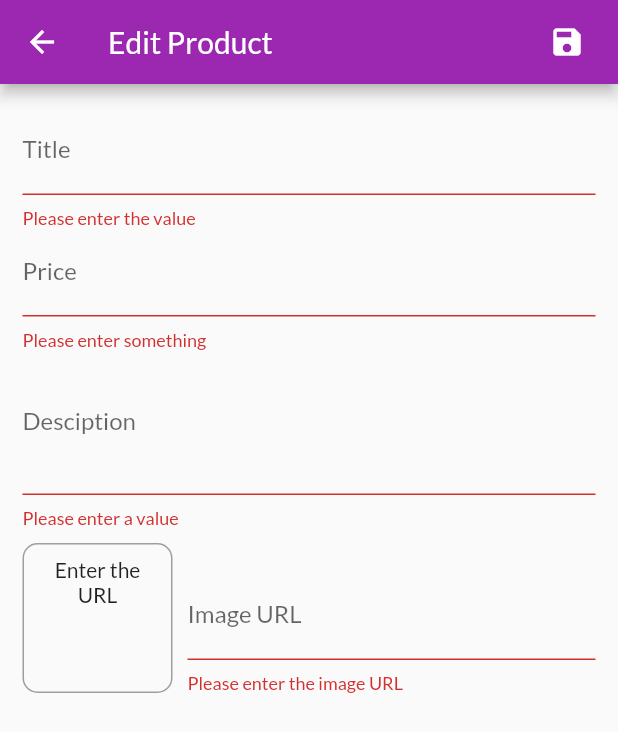
After one commit to narenymca/shopping_provider, a Flutter app: the EditProductScreen screen opened by its route, after a tap on the "save" icon, on a phone screen of 412 x 824 dp. The commit adds this screen. Shown: the top 732 px of the screen. Run offline on Flutter 3.47's test engine with Material 2 defaults, Android fonts, the phone set to English and light mode, and no system bars; network calls fail.

Commit message:
validation complete

```diff
--- a/lib/main.dart
+++ b/lib/main.dart
@@ -3,10 +3,12 @@ import 'package:shopping/provider/cart.dart';
 import 'package:shopping/provider/orders.dart';
 import 'package:shopping/provider/products_provider.dart';
 import 'package:shopping/screens/cart_screen.dart';
+import 'package:shopping/screens/edit_product_screen.dart';
 import 'package:shopping/screens/orders_screen.dart';
 import 'package:shopping/screens/product_detail_screen.dart';
 import 'package:shopping/screens/product_overview_screen.dart';
 import 'package:provider/provider.dart';
+import 'package:shopping/screens/user_production_screen.dart';
 
 void main() {
   runApp(MyApp());
@@ -39,7 +41,9 @@ class MyApp extends StatelessWidget {
         routes: {
           ProductDetailScreen.routeName: (context) => ProductDetailScreen(),
           CartScreen.routeName: (context) => CartScreen(),
-          OrdersScreen.routeName:(context) => OrdersScreen(),
+          OrdersScreen.routeName: (context) => OrdersScreen(),
+          UserProductScreen.routeName: (context) => UserProductScreen(),
+          EditProductScreen.routeName:(context) => EditProductScreen(),
         },
         home: ProductOverviewScreen(),
       ),
--- a/lib/provider/cart.dart
+++ b/lib/provider/cart.dart
@@ -63,6 +63,25 @@ class Cart with ChangeNotifier {
     notifyListeners();
   }
 
+  void removeSingleItem(String productId) {
+    if (!_items.containsKey(productId)) {
+      return;
+    }
+    if (_items[productId].quantity > 1) {
+      _items.update(
+          productId,
+          (value) => CartItem(
+                id: value.id,
+                title: value.title,
+                quantity: value.quantity - 1,
+                price: value.price,
+              ));
+    } else {
+      _items.remove(productId);
+    }
+    notifyListeners();
+  }
+
   void clear() {
     _items = {};
     notifyListeners();
--- a/lib/provider/products_provider.dart
+++ b/lib/provider/products_provider.dart
@@ -49,8 +49,27 @@ class Products with ChangeNotifier {
     return _items.firstWhere((element) => element.id == id);
   }
 
-  void addProduct() {
-    //_items.add(value);
+  void addProduct(Product product) {
+    final newProduct = Product(
+        id: DateTime.now().toString(),
+        title: product.title,
+        description: product.description,
+        price: product.price,
+        imageUrl: product.imageUrl);
+
+    _items.add(newProduct);
+
+    notifyListeners();
+  }
+
+  void updateProduct(String id, Product product) {
+    final index = _items.indexWhere((element) => element.id == id);
+    _items[index] = product;
+    notifyListeners();
+  }
+
+  void deleteProduct(String id) {
+    _items.removeWhere((element) => element.id == id);
     notifyListeners();
   }
 }
--- /dev/null
+++ b/lib/screens/edit_product_screen.dart
@@ -0,0 +1,292 @@
+import 'package:flutter/material.dart';
+import 'package:shopping/provider/product.dart';
+import 'package:provider/provider.dart';
+import 'package:shopping/provider/products_provider.dart';
+
+class EditProductScreen extends StatefulWidget {
+  static const routeName = '/edit-screen';
+  EditProductScreen({Key key}) : super(key: key);
+
+  @override
+  State<EditProductScreen> createState() => _EditProductScreenState();
+}
+
+class _EditProductScreenState extends State<EditProductScreen> {
+  final _priceFocusNode = FocusNode();
+  final _descriptionFocusNode = FocusNode();
+  final _imageUrlFocusNode = FocusNode();
+  final _imageUrlController = TextEditingController();
+  final _form = GlobalKey<FormState>();
+  var _edittedProduct = Product(
+    id: '',
+    title: '',
+    description: '',
+    price: 0.0,
+    imageUrl: '',
+  );
+  var _initialValues = {
+    'title': '',
+    'desciption': '',
+    'price': '',
+    'imageUrl': '',
+  };
+
+  var _isInit = true;
+
+  @override
+  void initState() {
+    _imageUrlFocusNode.addListener(_updateImageUrl);
+    super.initState();
+  }
+
+  @override
+  void didChangeDependencies() {
+    if (_isInit) {
+      final productId = ModalRoute.of(context).settings.arguments as String;
+
+      if (productId != null) {
+        _edittedProduct = Provider.of<Products>(context).findById(productId);
+        _initialValues = {
+          'title': _edittedProduct.title,
+          'description': _edittedProduct.description,
+          'price': _edittedProduct.price.toString(),
+          //'imageUrl': _edittedProduct.imageUrl,
+          'imageUrl': '',
+        };
+        _imageUrlController.text = _edittedProduct.imageUrl;
+      }
+    }
+    _isInit = false;
+    super.didChangeDependencies();
+  }
+
+  @override
+  void dispose() {
+    _priceFocusNode.dispose();
+    _descriptionFocusNode.dispose();
+    _imageUrlController.dispose();
+    _imageUrlFocusNode.dispose();
+    _imageUrlFocusNode.removeListener(_updateImageUrl);
+    super.dispose();
+  }
+
+  void _updateImageUrl() {
+    if (!_imageUrlFocusNode.hasFocus) {
+      if (_imageUrlController.text.isEmpty ||
+          (!_imageUrlController.text.startsWith('http') &&
+              !_imageUrlController.text.startsWith('https')) ||
+          (!_imageUrlController.text.endsWith('png') &&
+              !_imageUrlController.text.endsWith('jpg') &&
+              !_imageUrlController.text.endsWith('jpeg'))) return;
+
+      {
+        setState(() {});
+      }
+    }
+  }
+
+  void _saveForm() {
+    final isValid = _form.currentState.validate();
+    if (!isValid) {
+      return;
+    }
+
+    _form.currentState.save();
+    if (_edittedProduct.id != null) {
+      Provider.of<Products>(context, listen: false)
+          .updateProduct(_edittedProduct.id, _edittedProduct);
+    } else {
+      Provider.of<Products>(context, listen: false).addProduct(_edittedProduct);
+    }
+
+    Navigator.of(context).pop();
+
+    print(_edittedProduct.title);
+    print(_edittedProduct.description);
+    print(_edittedProduct.imageUrl);
+  }
+
+  @override
+  Widget build(BuildContext context) {
+    return Scaffold(
+      appBar: AppBar(
+        title: const Text('Edit Product'),
+        actions: [
+          IconButton(onPressed: _saveForm, icon: const Icon(Icons.save)),
+          const SizedBox(width: 10),
+        ],
+      ),
+      body: Padding(
+        padding: const EdgeInsets.all(15.0),
+        child: Form(
+          key: _form,
+          child: ListView(
+            children: [
+              TextFormField(
+                decoration: const InputDecoration(
+                  labelText: 'Title',
+                ),
+                initialValue: _initialValues['title'],
+                textInputAction: TextInputAction.next,
+                onFieldSubmitted: (value) {
+                  FocusScope.of(context).requestFocus(_priceFocusNode);
+                },
+                validator: (value) {
+                  if (value.isEmpty) {
+                    return 'Please enter the value';
+                  } else {
+                    return null;
+                  }
+                },
+                onSaved: (newValue) {
+                  _edittedProduct = Product(
+                      id: _edittedProduct.id,
+                      isFavorite: _edittedProduct.isFavorite,
+                      title: newValue,
+                      description: _edittedProduct.description,
+                      price: _edittedProduct.price,
+                      imageUrl: _edittedProduct.imageUrl);
+                },
+              ),
+              TextFormField(
+                decoration: const InputDecoration(
+                  labelText: 'Price',
+                ),
+                initialValue: _initialValues['price'],
+                textInputAction: TextInputAction.next,
+                keyboardType: TextInputType.number,
+                focusNode: _priceFocusNode,
+                onFieldSubmitted: (value) {
+                  FocusScope.of(context).requestFocus(_descriptionFocusNode);
+                },
+                validator: (value) {
+                  if (value.isEmpty) {
+                    return 'Please enter something';
+                  }
+                  if (double.tryParse(value) == null) {
+                    return 'Please enter the valid number';
+                  }
+                  if (double.parse(value) <= 0) {
+                    return 'Value cannot be zero or less than zero';
+                  } else {
+                    return null;
+                  }
+                },
+                onSaved: (newValue) {
+                  _edittedProduct = Product(
+                      id: _edittedProduct.id,
+                      isFavorite: _edittedProduct.isFavorite,
+                      title: _edittedProduct.title,
+                      description: _edittedProduct.description,
+                      price: double.parse(newValue),
+                      imageUrl: _edittedProduct.imageUrl);
+                },
+              ),
+              TextFormField(
+                decoration: const InputDecoration(
+                  labelText: 'Desciption',
+                ),
+                initialValue: _initialValues['description'],
+                keyboardType: TextInputType.multiline,
+                maxLines: 3,
+                focusNode: _descriptionFocusNode,
+                validator: (value) {
+                  if (value.isEmpty) {
+                    return 'Please enter a value';
+                  }
+                  if (value.length < 10) {
+                    return 'Description cannot be less than 10 characters';
+                  } else {
+                    return null;
+                  }
+                },
+                onSaved: (newValue) {
+                  _edittedProduct = Product(
+                      id: _edittedProduct.id,
+                      isFavorite: _edittedProduct.isFavorite,
+                      title: _edittedProduct.title,
+                      description: newValue,
+                      price: _edittedProduct.price,
+                      imageUrl: _edittedProduct.imageUrl);
+                },
+              ),
+              Row(
+                crossAxisAlignment: CrossAxisAlignment.end,
+                children: [
+                  Container(
+                    width: 100,
+                    height: 100,
+                    margin: const EdgeInsets.only(right: 10, top: 10),
+                    decoration: BoxDecoration(
+                        borderRadius: BorderRadius.circular(10),
+                        border: Border.all(
+                          width: 1,
+                          color: Colors.grey,
+                        )),
+                    child: _imageUrlController.text.isEmpty
+                        ? const Padding(
+                            padding: EdgeInsets.all(8.0),
+                            child: Text(
+                              'Enter the URL',
+                              textAlign: TextAlign.center,
+                            ),
+                          )
+                        : FittedBox(
+                            child: ClipRRect(
+                              borderRadius: BorderRadius.circular(10),
+                              child: Image.network(
+                                _imageUrlController.text,
+                                fit: BoxFit.contain,
+                                height: 100,
+                                width: 100,
+                              ),
+                            ),
+                          ),
+                  ),
+                  Expanded(
+                    child: TextFormField(
+                      decoration: const InputDecoration(
+                        labelText: 'Image URL',
+                      ),
+                      //initialValue: _initialValues['imageUrl'],
+                      focusNode: _imageUrlFocusNode,
+                      keyboardType: TextInputType.url,
+                      controller: _imageUrlController,
+                      textInputAction: TextInputAction.done,
+                      onFieldSubmitted: (value) => _saveForm(),
+                      validator: (value) {
+                        if (value.isEmpty) {
+                          return 'Please enter the image URL';
+                        }
+                        if (!value.startsWith('http') &&
+                            !value.startsWith('https')) {
+                          return 'Please enter the valid URL';
+                        }
+                        if (!value.endsWith('png') &&
+                            !value.endsWith('jpg') &&
+                            !value.endsWith('jpeg')) {
+                          return 'It is not an image';
+                        } else {
+                          return null;
+                        }
+                      },
+                      onSaved: (newValue) {
+                        _edittedProduct = Product(
+                            id: _edittedProduct.id,
+                            isFavorite: _edittedProduct.isFavorite,
+                            title: _edittedProduct.title,
+                            description: _edittedProduct.description,
+                            price: _edittedProduct.price,
+                            imageUrl: newValue);
+                      },
+                    ),
+                  ),
+                ],
+              )
+            ],
+          ),
+        ),
+      ),
+    );
+  }
+}
--- a/lib/widgets/product_item.dart
+++ b/lib/widgets/product_item.dart
@@ -28,6 +28,17 @@ class ProductItem extends StatelessWidget {
           trailing: IconButton(
             onPressed: () {
               cart.addItem(product.id, product.title, product.price);
+              ScaffoldMessenger.of(context).hideCurrentSnackBar();
+              ScaffoldMessenger.of(context).showSnackBar(SnackBar(
+                content: const Text('The item is added in the cart'),
+                duration: const Duration(seconds: 3),
+                action: SnackBarAction(
+                  label: 'UNDO',
+                  onPressed: () {
+                    cart.removeSingleItem(product.id);
+                  },
+                ),
+              ));
             },
             icon: const Icon(Icons.shopping_cart),
             color: Theme.of(context).accentColor,
```
Also changed, not shown: lib/screens/user_production_screen.dart (added, +44 -0 lines), lib/widgets/app_drawer.dart (+18 -6 lines), lib/widgets/cart_item.dart (+28 -0 lines), lib/widgets/user_product_item.dart (added, +48 -0 lines).
